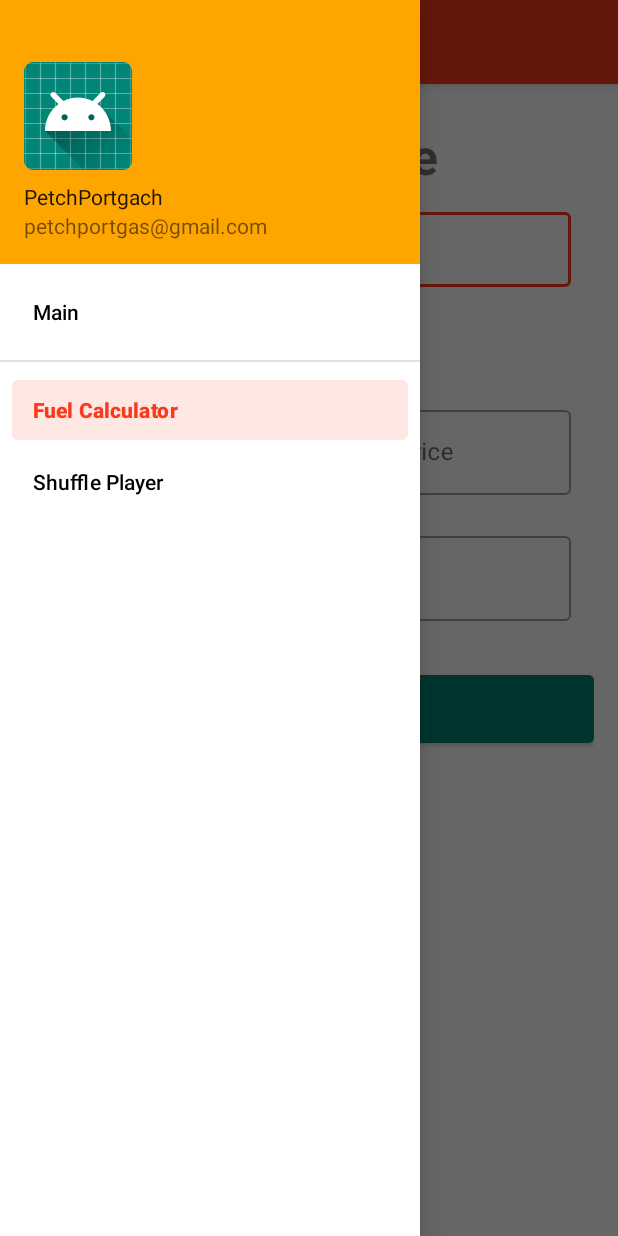
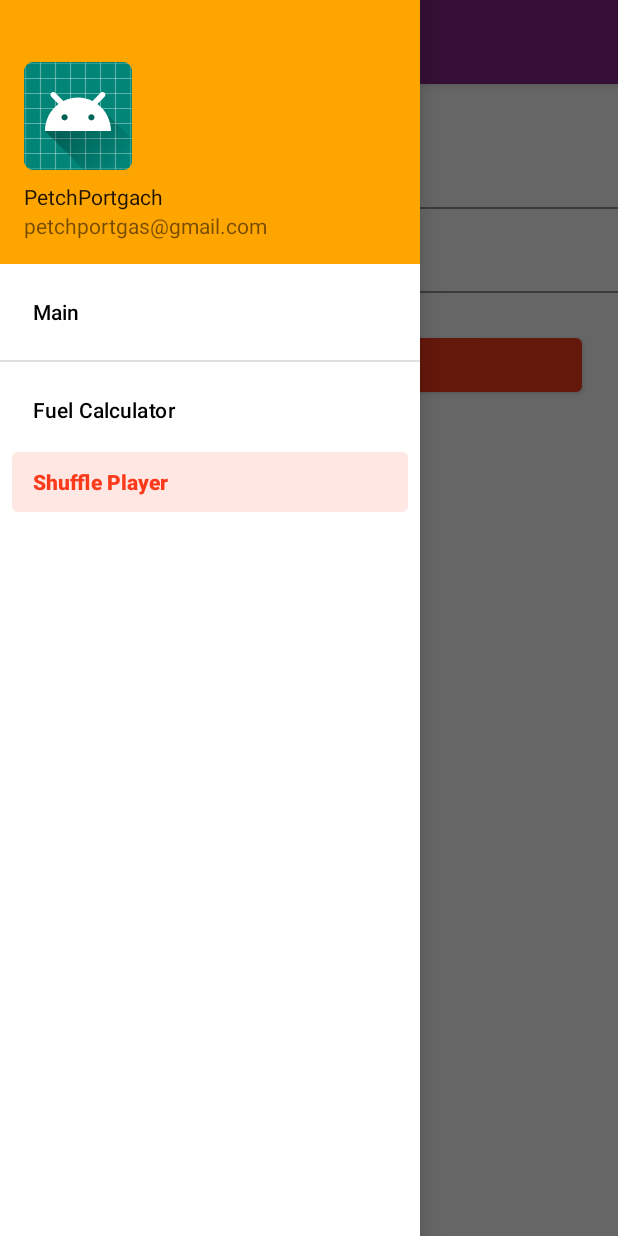
Before and after one commit to portgasdpetch/fuelCalMobile, an Android app: the screen it shows after launch (MainActivity), with the side drawer open, on a phone screen of 412 x 824 dp. Run offline under Robolectric (Android 15) with nearby library versions, the phone set to English and light mode, and no system bars; libraries missing offline, so code that uses them is left out: com.hootsuite.nachos; 1 statement that could not run was skipped.

Commit message:
nachoTextView

```diff
--- a/app/build.gradle
+++ b/app/build.gradle
@@ -31,6 +31,7 @@ dependencies {
     implementation 'com.android.support:appcompat-v7:28.0.3'
     implementation 'com.android.support:design:28.0.3'
     implementation 'androidx.constraintlayout:constraintlayout:1.1.3'
+    implementation "com.hootsuite.android:nachos:1.1.1"
     testImplementation 'junit:junit:4.12'
     androidTestImplementation 'androidx.test.ext:junit:1.1.0'
     androidTestImplementation 'androidx.test.espresso:espresso-core:3.2.0'
--- a/app/src/main/java/com/example/fuelCalculator/MainActivity.kt
+++ b/app/src/main/java/com/example/fuelCalculator/MainActivity.kt
@@ -28,6 +28,7 @@ class MainActivity : AppCompatActivity(), NavigationView.OnNavigationItemSelecte
 
     private lateinit var drawer: DrawerLayout
     private var backPressedTime: Long = 0.toLong()
+
 
     private lateinit var context: Context
 
@@ -77,15 +78,19 @@ class MainActivity : AppCompatActivity(), NavigationView.OnNavigationItemSelecte
         )
         drawer.addDrawerListener(toggle)
         toggle.syncState()
-
+        //change back to fuel after complete
         if (savedInstanceState == null) {
             supportFragmentManager.beginTransaction().replace(
                 R.id.fragment_container,
-                OverviewFragment()
+                ShuffleFragment()
             ).commit()
-            navigationView.setCheckedItem(R.id.nav_calculator)
+            navigationView.setCheckedItem(R.id.nav_shuffle)
             navigationView.menu.getItem(1).setActionView(R.layout.menu_image)
         }
+        //delete this after complete
+        this@MainActivity.title = ("Balance Shuffle")
+        toolbar.setBackgroundColor(getColor(R.color.colorSecondary))
+        window.statusBarColor = ContextCompat.getColor(this, R.color.colorSecondaryDark)
 
     }
 
--- a/app/src/main/java/com/example/fuelCalculator/OverviewFragment.kt
+++ b/app/src/main/java/com/example/fuelCalculator/OverviewFragment.kt
@@ -254,7 +254,7 @@ class OverviewFragment : Fragment() {
         } else {
             line2.visibility = View.VISIBLE
             output.visibility = View.VISIBLE
-            outputAns.visibility = View.VISIBLE
+//            outputAns.visibility = View.VISIBLE
 //            output.text = " Total distances travelled : " + formatter.format(distanceInputEditTextNumber) +
 //                    "\n Total gas consumed : " + calGasConsumed() +
 //                    "\n Total people : " + formatter.format(peopleEditTextNumber) +
--- a/app/src/main/java/com/example/fuelCalculator/ShuffleFragment.kt
+++ b/app/src/main/java/com/example/fuelCalculator/ShuffleFragment.kt
@@ -4,9 +4,20 @@ import android.os.Bundle
 import android.view.LayoutInflater
 import android.view.View
 import android.view.ViewGroup
+import android.widget.Button
 import androidx.fragment.app.Fragment
+import com.google.android.material.chip.Chip
+import com.google.android.material.chip.ChipGroup
+import com.google.android.material.textfield.TextInputEditText
+import com.hootsuite.nachos.NachoTextView
+import kotlinx.android.synthetic.main.fragment_shuffle.*
 
 class ShuffleFragment : Fragment() {
+    private lateinit var  nonRestriction:NachoTextView
+    private lateinit var restriction1:TextInputEditText
+    private lateinit var restriction2:TextInputEditText
+    private lateinit var chip1:Chip; private lateinit var chip2:Chip; private lateinit var chip3:Chip
+
     override fun onCreateView(
         inflater: LayoutInflater,
         container: ViewGroup?,
@@ -16,4 +27,14 @@ class ShuffleFragment : Fragment() {
         setHasOptionsMenu(true)
         return inflater.inflate(R.layout.fragment_shuffle, container, false)
     }
+
+    override fun onViewCreated(view: View, savedInstanceState: Bundle?) {
+        super.onViewCreated(view, savedInstanceState)
+        nonRestriction = view.findViewById(R.id.restriction0EditText)
+        restriction1 = view.findViewById(R.id.restriction1EditText)
+        restriction2 = view.findViewById(R.id.restriction2EditText)
+        val chipGroup:ChipGroup = view.findViewById(R.id.chip_group)
+        val shuffleButton: Button = view.findViewById(R.id.shuffle_button)
+
+    }
 }
```
Also changed, not shown: app/src/main/res/layout/fragment_shuffle.xml (+47 -27 lines).
